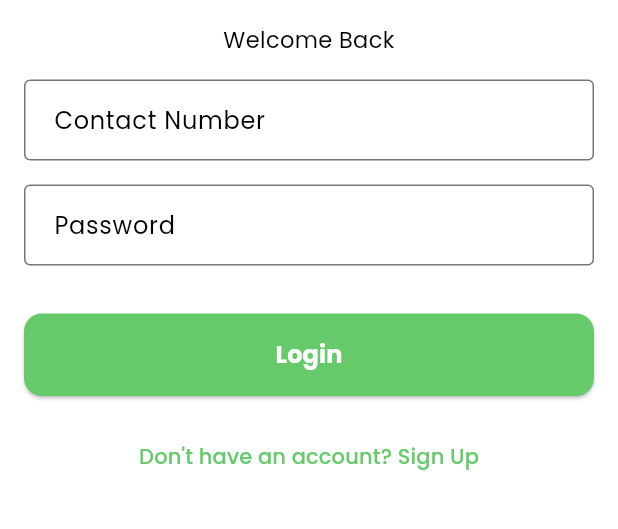
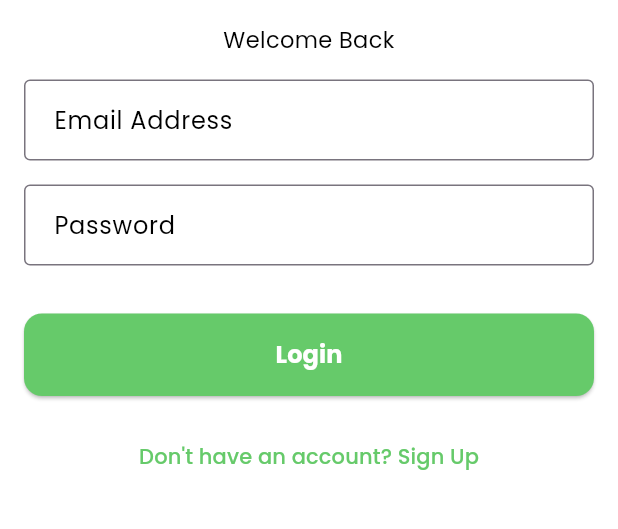
Before and after one commit to Neil-Patrick2003/nutrisafari_app, a Flutter app: the screen it shows after launch, on a phone screen of 412 x 824 dp, the part 420-949 px from its top. Run offline on Flutter 3.47's test engine with Material 3 defaults, Android fonts, the phone set to English and light mode, and no system bars; our stand-ins replace flutter_svg, shared_preferences; missing offline and left inert: mysql1.

Commit message:
fix login in app

```diff
--- a/lib/pages/login.dart
+++ b/lib/pages/login.dart
@@ -36,7 +36,7 @@ class _LoginPageState extends State<LoginPage> {
       );
     } catch (e) {
       setState(() {
-        _errorMessage = 'Invalid credentials. Please try again.';
+        _errorMessage = e.toString();
       });
     } finally {
       setState(() {
@@ -90,11 +90,10 @@ class _LoginPageState extends State<LoginPage> {
             // Contact Number TextField
             TextField(
               controller: _contactNumberController,
-              keyboardType: TextInputType.phone,
               decoration: InputDecoration(
-                labelText: "Contact Number",
+                labelText: "Email Address",
                 labelStyle: TextStyle(color: Colors.black),
-                hintText: "Enter your contact number",
+                hintText: "Enter your email address",
                 border: OutlineInputBorder(),
                 focusedBorder: OutlineInputBorder(
                   borderSide: BorderSide(color: Colors.black),
```
Also changed, not shown: 1 other file.
